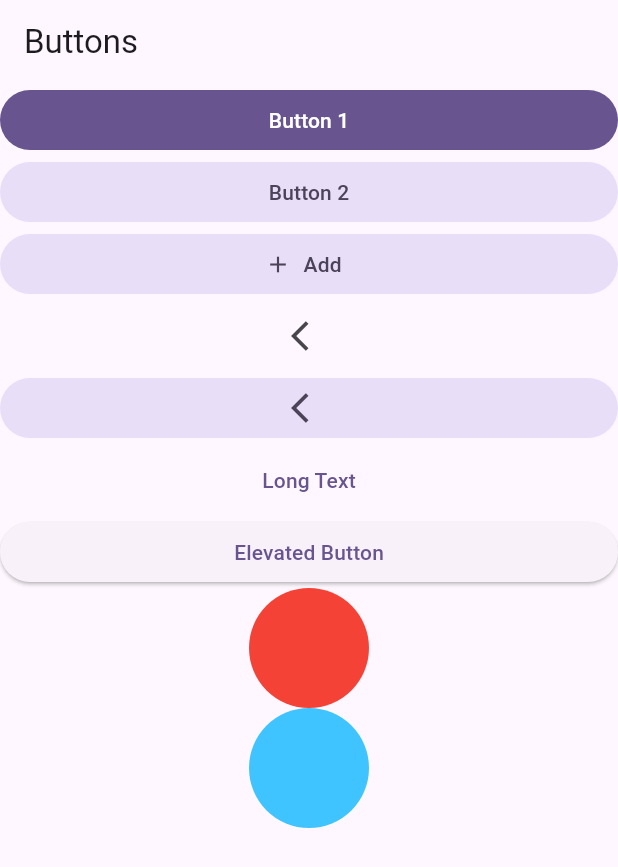
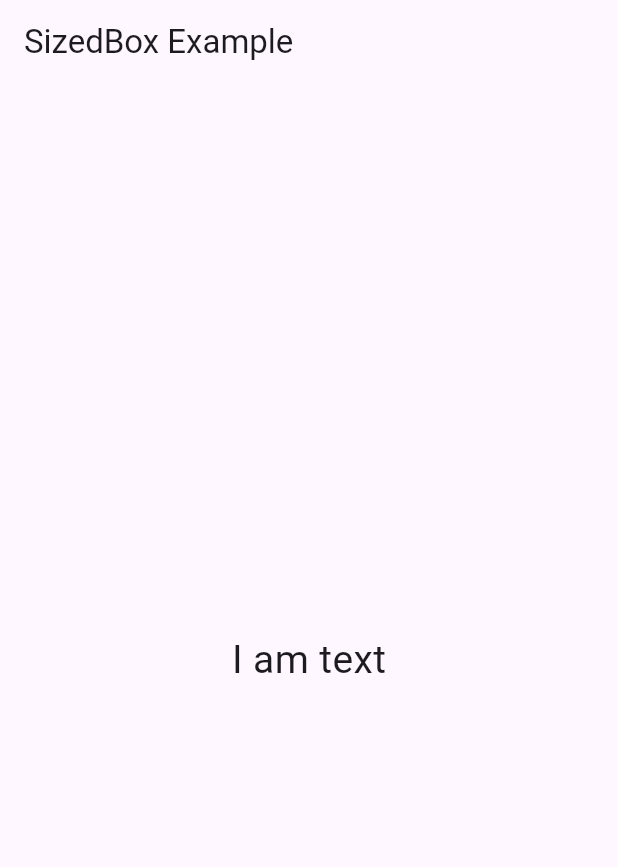
Before and after one commit to rahulkandel7/bca5thsem, a Flutter app: the screen it shows after launch, on a phone screen of 412 x 824 dp. Shown: the top 867 px of the screen. Run offline on Flutter 3.47's test engine with Material 3 defaults, Android fonts, the light colour scheme and no system bars.

Commit message:
sizedbox example

```diff
--- a/lib/main.dart
+++ b/lib/main.dart
@@ -1,4 +1,4 @@
-import 'package:bca_project/button_example.dart';
+import 'package:bca_project/sizedbox_example.dart';
 import 'package:flutter/material.dart';
 
 void main() {
@@ -17,7 +17,7 @@ class MyApp extends StatelessWidget {
         colorScheme: ColorScheme.fromSeed(seedColor: Colors.deepPurple),
         useMaterial3: true,
       ),
-      home: ButtonExample(),
+      home: SizedboxExample(),
     );
   }
 }
--- /dev/null
+++ b/lib/sizedbox_example.dart
@@ -0,0 +1,29 @@
+import 'package:flutter/material.dart';
+
+class SizedboxExample extends StatelessWidget {
+  const SizedboxExample({super.key});
+
+  @override
+  Widget build(BuildContext context) {
+    return Scaffold(
+      appBar: AppBar(
+        title: Text("SizedBox Example"),
+      ),
+      body: SizedBox(
+        width: double.infinity,
+        child: Column(
+          mainAxisAlignment: MainAxisAlignment.center,
+          crossAxisAlignment: CrossAxisAlignment.center,
+          children: [
+            Text(
+              "I am text",
+              style: TextStyle(
+                fontSize: 26,
+              ),
+            )
+          ],
+        ),
+      ),
+    );
+  }
+}
```
